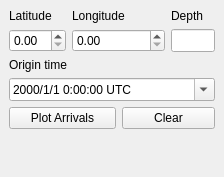
First picture: the form in isp/resources/designer_uis/EventInfoDockWidget.ui, repository ProjectISP/ISP, before the edit.
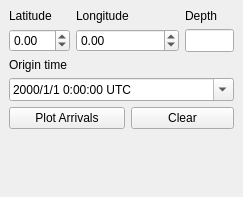
Second picture: the form after the edit.

Commit message: Time reading: Now it reads and chops correctly. Now get_waveform returns the time in jul_day and in seconds from the  minimum starttime of all traces or from the user chopping starttime

```diff
--- a/isp/resources/designer_uis/EventInfoDockWidget.ui
+++ b/isp/resources/designer_uis/EventInfoDockWidget.ui
@@ -6,8 +6,8 @@
    <rect>
     <x>0</x>
     <y>0</y>
-    <width>224</width>
-    <height>177</height>
+    <width>243</width>
+    <height>197</height>
    </rect>
   </property>
   <property name="sizePolicy">
@@ -38,6 +38,12 @@
         <verstretch>0</verstretch>
        </sizepolicy>
       </property>
+      <property name="minimum">
+       <double>-90.000000000000000</double>
+      </property>
+      <property name="maximum">
+       <double>90.000000000000000</double>
+      </property>
      </widget>
     </item>
     <item row="4" column="0" colspan="2">
@@ -161,6 +167,12 @@
         <verstretch>0</verstretch>
        </sizepolicy>
       </property>
+      <property name="minimum">
+       <double>-180.000000000000000</double>
+      </property>
+      <property name="maximum">
+       <double>180.000000000000000</double>
+      </property>
      </widget>
     </item>
     <item row="5" column="0" colspan="4">
```
The commit also changes 5 other files.
